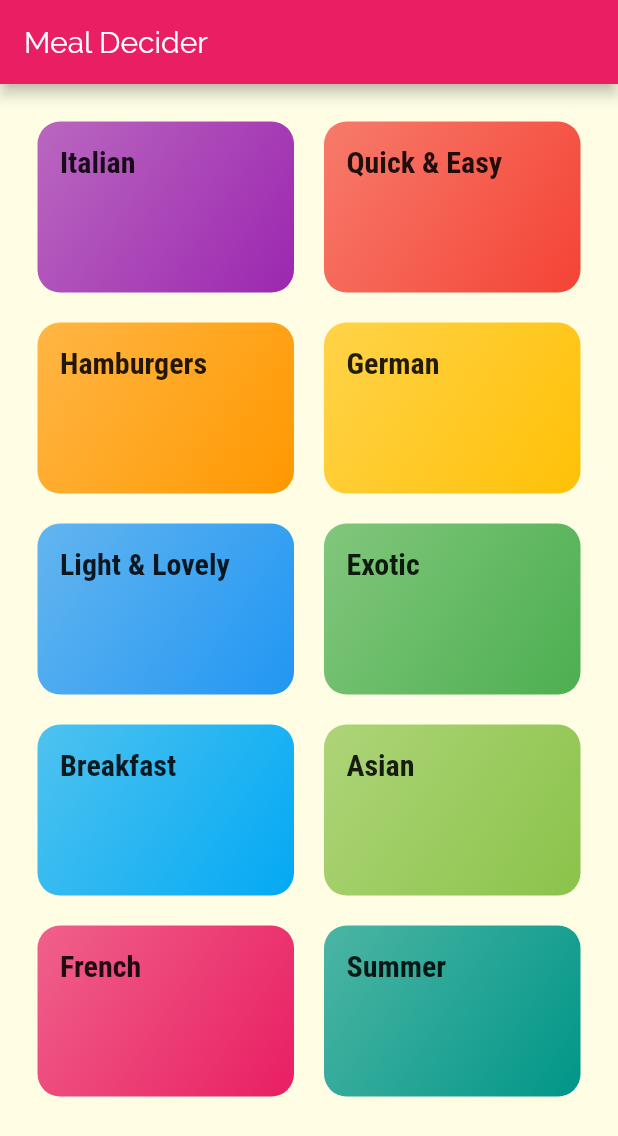
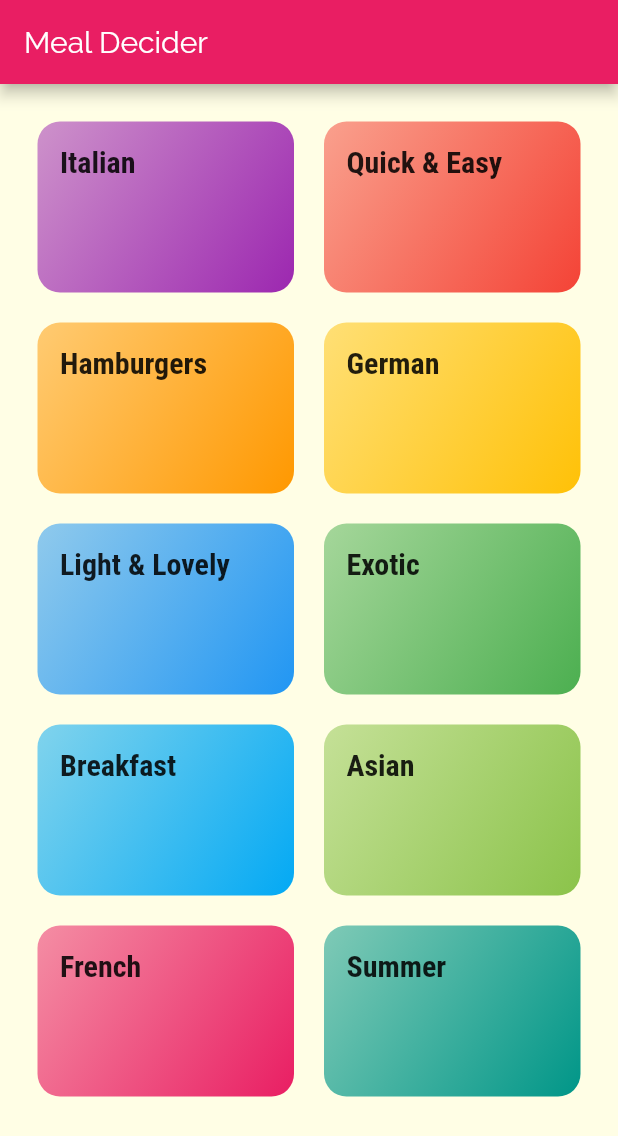
Before and after one commit to hasan661/MealsApp, a Flutter app: the screen it shows after launch, on a phone screen of 412 x 824 dp. Shown: the top 1136 px of the screen. Run offline on Flutter 3.47's test engine with Material 2 defaults, Android fonts, the phone set to English and light mode, and no system bars.

```diff
--- a/mealsapp/lib/categories_screen.dart
+++ b/mealsapp/lib/categories_screen.dart
@@ -18,7 +18,7 @@ class CategoriesScreen extends StatelessWidget {
         crossAxisSpacing: 20,
         mainAxisSpacing: 20,
       ),
-      children: DUMMY_CATEGORIES.map((e) => CategoryItem(e.title,e.color)).toList(),
+      children: [...DUMMY_CATEGORIES.map((e) => CategoryItem(e.title,e.color)).toList(),]
     ),);
   }
 }
--- a/mealsapp/lib/category_item.dart
+++ b/mealsapp/lib/category_item.dart
@@ -15,7 +15,7 @@ class CategoryItem extends StatelessWidget {
       child: Text(title, style: Theme.of(context).textTheme.headline6,),
       decoration: BoxDecoration(
         gradient: LinearGradient(
-          colors: [color.withOpacity(0.7), color],
+          colors: [color.withOpacity(0.5), color],
           begin: Alignment.topLeft,
           end: Alignment.bottomRight,
         ),
```
